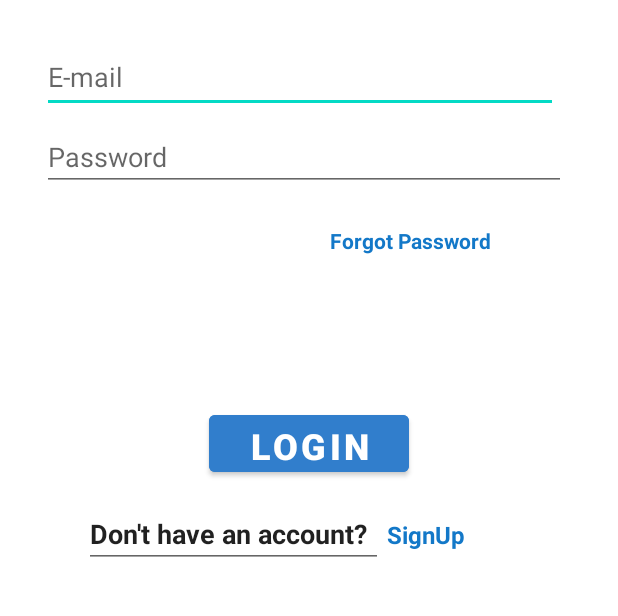
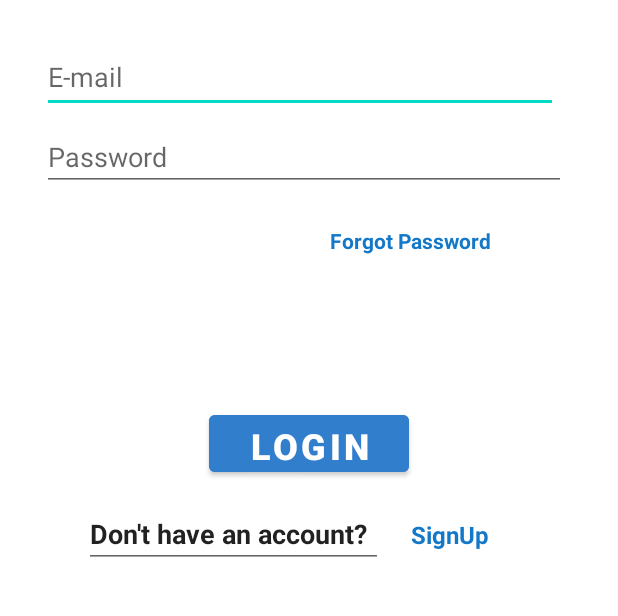
Before and after one commit to anoopbenny2022/GamesOn, an Android app: the LoginScreen screen opened directly, with no data from a screen before it, on a phone screen of 412 x 824 dp, the part 608-1224 px from its top. Run offline under Robolectric (Android 15) with nearby library versions, the phone set to English and light mode, and no system bars; our stand-ins replace Firebase (no records; nobody signed in at launch, a user with empty details on screens opened directly); Roboto replaces fonts that are not available here.

Commit message:
fixed text alignment bugs

```diff
--- a/app/src/main/res/layout/activity_court_details.xml
+++ b/app/src/main/res/layout/activity_court_details.xml
@@ -149,9 +149,9 @@
 
     <TextView
         android:id="@+id/textView8"
-        android:layout_width="396dp"
-        android:layout_height="89dp"
-        android:layout_marginStart="12dp"
+        android:layout_width="385dp"
+        android:layout_height="108dp"
+        android:layout_marginStart="8dp"
         android:layout_marginBottom="28dp"
         android:text="Newman Court measurements for an 11-a-side pitch are identical, and those figures are used across the world's professional football leagues. The dimensions must be between 100 and 130 yards (90 and 120 metres) long and 50 and 100 yards (45 and 90 metres) broad."
         android:textColor="#090808"
--- a/app/src/main/res/layout/activity_login_screen.xml
+++ b/app/src/main/res/layout/activity_login_screen.xml
@@ -75,7 +75,7 @@
         android:id="@+id/textView2"
         android:layout_width="86dp"
         android:layout_height="49dp"
-        android:layout_marginEnd="68dp"
+        android:layout_marginEnd="52dp"
         android:layout_marginBottom="24dp"
         android:text="SignUp"
         android:textColor="@color/purple_500"
```
